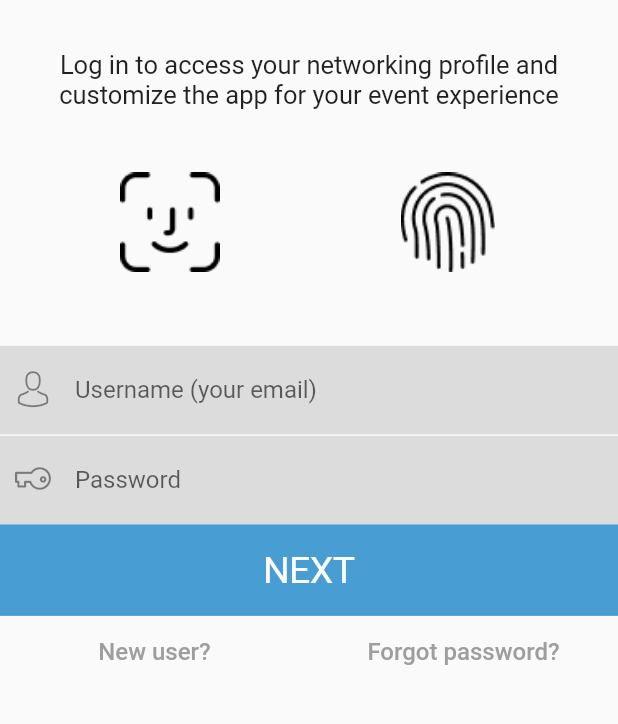
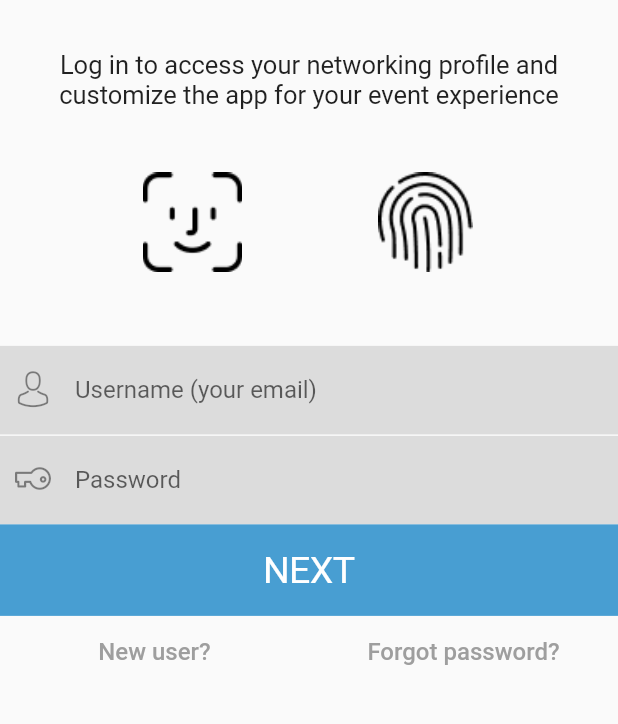
Before and after one commit to netopaez97/felaban, a Flutter app: the screen it shows after launch, on a phone screen of 412 x 824 dp, the part 437-1161 px from its top. Run offline on Flutter 3.47's test engine with Material 2 defaults, Android fonts, the phone set to English and light mode, and no system bars.

Commit message:
ajuste iconos de reconocimiento

```diff
--- a/lib/pages/home.dart
+++ b/lib/pages/home.dart
@@ -134,6 +134,7 @@ class _HomePageState extends State<HomePage> {
         children: <Widget>[
           Expanded(
             child: Container(
+              padding: EdgeInsets.only(left: 30),
               height: tamanoIconos,
               child: IconButton(
                 icon: Image.asset("assets/reconocimientoFacial.png",width: tamanoIconos,fit: BoxFit.fitHeight,),
@@ -144,6 +145,7 @@ class _HomePageState extends State<HomePage> {
           ),
           Expanded(
             child: Container(
+              padding: EdgeInsets.only(right: 30),
               height: tamanoIconos,
               child: IconButton(
                 icon: Image.asset("assets/huellaDigital.png",width: tamanoIconos, fit: BoxFit.fitHeight,),
```
